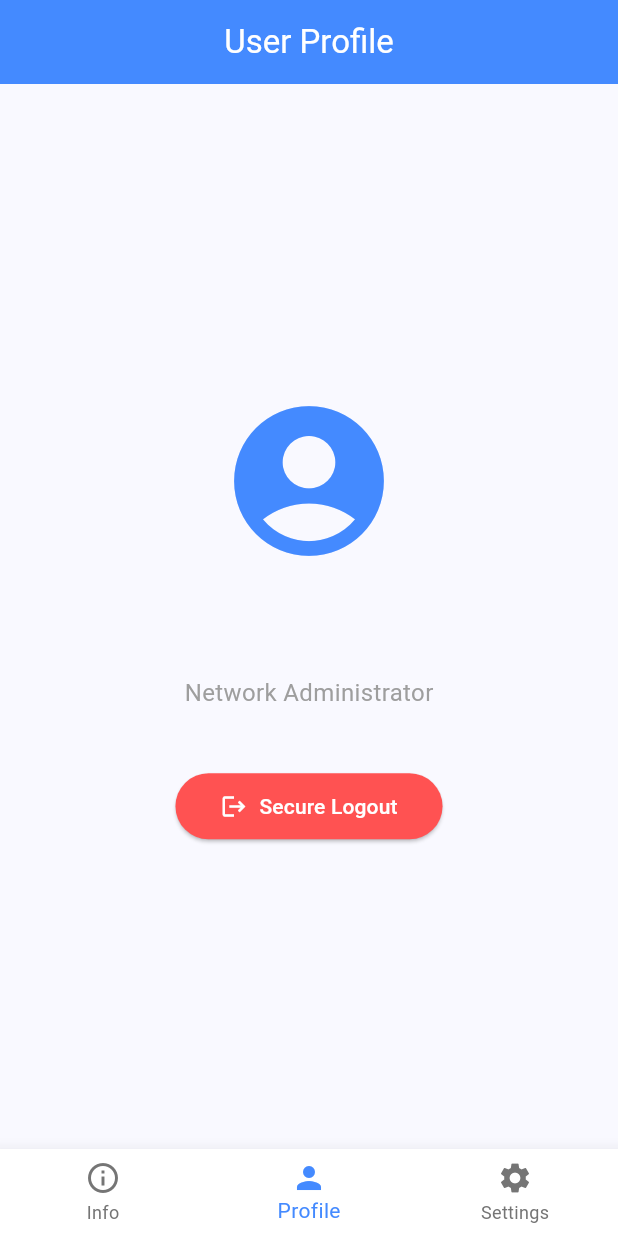
After one commit to Shan-mac/Network_planner, a Flutter app: the Dashboard screen opened directly, item 2 of the bottom bar chosen, on a phone screen of 412 x 824 dp. The commit adds this screen. Run offline on Flutter 3.47's test engine with Material 3 defaults, Android fonts, the phone set to English and light mode, and no system bars; our stand-ins replace supabase_flutter; accounts and stored records are empty.

Commit message:
feat: finalize professional 3-tab navigation, dark mode, and UI refinements(SEU_IS_20_ICT_056)

```diff
--- /dev/null
+++ b/lib/dashboard.dart
@@ -0,0 +1,49 @@
+import 'package:flutter/material.dart';
+import 'home_menu.dart';
+import 'profile_page.dart';
+import 'settings_page.dart';
+
+class Dashboard extends StatefulWidget {
+  const Dashboard({super.key});
+
+  @override
+  State<Dashboard> createState() => _DashboardState();
+}
+
+class _DashboardState extends State<Dashboard> {
+  int _currentIndex = 0;
+
+  final List<Widget> _pages = [
+    const HomeMenu(),
+    const ProfilePage(),
+    const SettingsPage(),
+  ];
+
+  @override
+  Widget build(BuildContext context) {
+    return Scaffold(
+      body: IndexedStack(
+        index: _currentIndex,
+        children: _pages,
+      ),
+      bottomNavigationBar: BottomNavigationBar(
+        currentIndex: _currentIndex,
+        onTap: (index) {
+          setState(() {
+            _currentIndex = index;
+          });
+        },
+        type: BottomNavigationBarType.fixed,
+        backgroundColor: Colors.white,
+        selectedItemColor: Colors.blueAccent,
+        unselectedItemColor: Colors.grey.shade600,
+        elevation: 10,
+        items: const [
+          BottomNavigationBarItem(icon: Icon(Icons.info_outline), label: "Info"),
+          BottomNavigationBarItem(icon: Icon(Icons.person), label: "Profile"),
+          BottomNavigationBarItem(icon: Icon(Icons.settings), label: "Settings"),
+        ],
+      ),
+    );
+  }
+}
--- a/lib/find_class.dart
+++ b/lib/find_class.dart
@@ -31,7 +31,6 @@ class _FindClassPageState extends State<FindClassPage> {
       );
       return;
     }
-
 
     List<String> parts = ip.split('.');
     int firstOctet = int.parse(parts[0]);
@@ -69,6 +68,10 @@ class _FindClassPageState extends State<FindClassPage> {
   Widget build(BuildContext context) {
     return Scaffold(
       appBar: AppBar(
+        leading: IconButton(
+          icon: const Icon(Icons.arrow_back),
+          onPressed: () => Navigator.pop(context),
+        ),
         title: const Text("Find IP Class"),
         centerTitle: true,
       ),
--- /dev/null
+++ b/lib/profile_page.dart
@@ -0,0 +1,57 @@
+import 'package:flutter/material.dart';
+import 'main.dart';
+import 'login_page.dart';
+
+class ProfilePage extends StatelessWidget {
+  const ProfilePage({super.key});
+
+  void logout(BuildContext context) async {
+    await supabase.auth.signOut();
+    if (context.mounted) {
+      Navigator.pushReplacement(
+        context,
+        MaterialPageRoute(builder: (context) => const LoginPage()),
+      );
+    }
+  }
+
+  @override
+  Widget build(BuildContext context) {
+    final userEmail = supabase.auth.currentUser?.email ?? '';
+    final username = userEmail.replaceAll('@netcalc.local', '');
+
+    return Scaffold(
+      appBar: AppBar(
+        automaticallyImplyLeading: false,
+        title: const Text("User Profile"),
+        centerTitle: true,
+      ),
+      body: Center(
+        child: Column(
+          mainAxisAlignment: MainAxisAlignment.center,
+          children: [
+            const Icon(Icons.account_circle, size: 120, color: Colors.blueAccent),
+            const SizedBox(height: 20),
+            Text(
+              username.toUpperCase(),
+              style: const TextStyle(fontSize: 28, fontWeight: FontWeight.bold),
+            ),
+            const SizedBox(height: 10),
+            const Text("Network Administrator", style: TextStyle(color: Colors.grey, fontSize: 16)),
+            const SizedBox(height: 40),
+            ElevatedButton.icon(
+              onPressed: () => logout(context),
+              icon: const Icon(Icons.logout),
+              label: const Text("Secure Logout"),
+              style: ElevatedButton.styleFrom(
+                backgroundColor: Colors.redAccent,
+                foregroundColor: Colors.white,
+                padding: const EdgeInsets.symmetric(horizontal: 30, vertical: 12)
+              ),
+            )
+          ],
+        ),
+      ),
+    );
+  }
+}
```
Also changed, not shown: lib/cidr_page.dart (+7 -8 lines), lib/home_menu.dart (+9 -30 lines), lib/login_page.dart (+4 -6 lines), lib/main.dart (+30 -6 lines), lib/register_page.dart (+8 -7 lines), lib/settings_page.dart (added, +72 -0 lines), lib/static_subnet_page.dart (+4 -4 lines), lib/vlsm_page.dart (+4 -14 lines).
